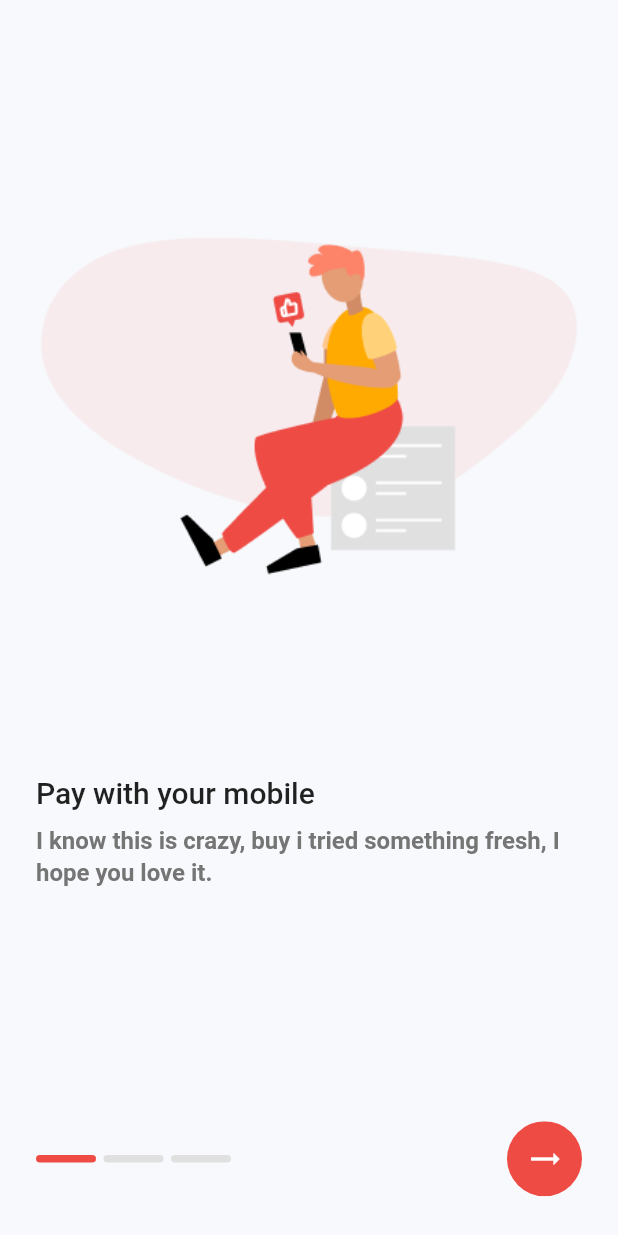
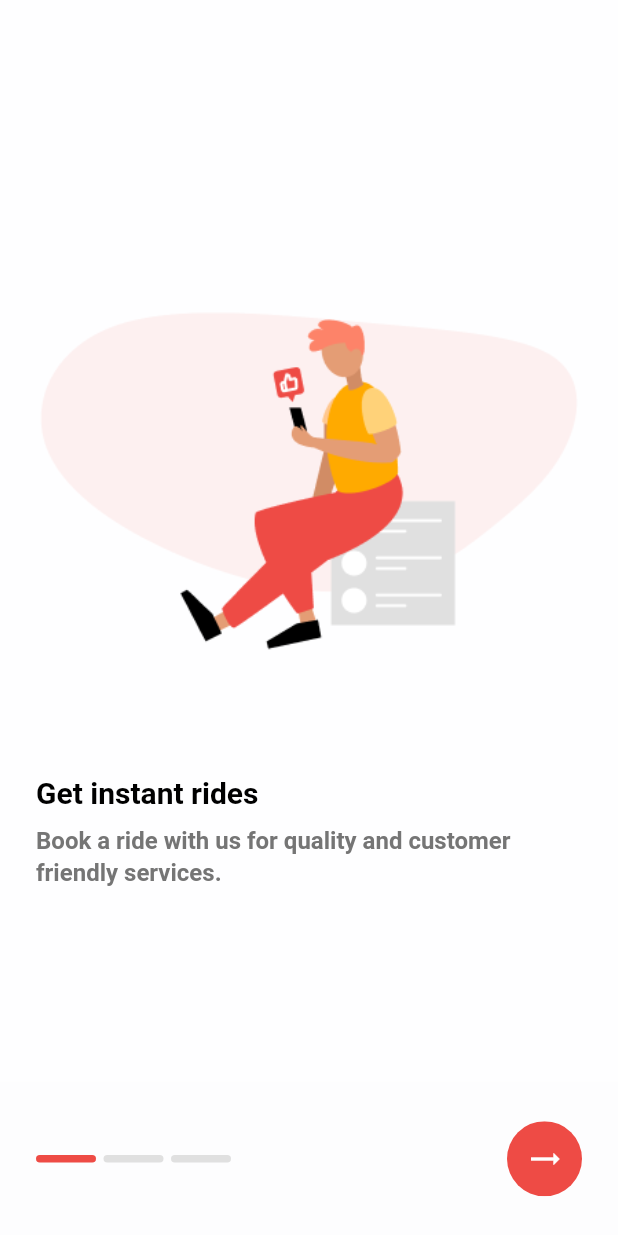
Before and after one commit to DavidMtundi/UberApp, a Flutter app: the screen it shows after launch, on a phone screen of 412 x 824 dp. Run offline on Flutter 3.47's test engine with Material 2 defaults, Android fonts, the phone set to English and light mode, and no system bars; our stand-ins replace bubble, cloud_firestore, firebase_auth, firebase_core, firebase_messaging, flutter_spinkit and 9 more; missing offline and left inert: firebase_phone_auth_handler, flutter_google_places, google_maps_webservice; accounts and stored records are empty; project files that could hold a hidden picture were left out.

Commit message:
changedOthertui

```diff
--- a/taxi/taxiapp/lib/OtherScreens/customWalkThrough.dart
+++ b/taxi/taxiapp/lib/OtherScreens/customWalkThrough.dart
@@ -14,6 +14,7 @@ class WalkThrough extends StatelessWidget {
     return Scaffold(
       body: SafeArea(
         child: Container(
+          color: Colors.white70,
           child: Column(
             children: <Widget>[
               Expanded(
@@ -24,28 +25,27 @@ class WalkThrough extends StatelessWidget {
                   },
                   children: <Widget>[
                     WalkThroughTemplate(
-                      title: "Pay with your mobile",
+                      title: "Get instant rides",
                       subtitle:
-                          "I know this is crazy, buy i tried something fresh, I hope you love it.",
+                          "Book a ride with us for quality and customer friendly services.",
                       image: Image.asset("assets/images/walkthrough1.png"),
                     ),
                     WalkThroughTemplate(
                       title: "Get bonuses on each ride",
                       subtitle:
-                          "I know this is crazy, buy i tried something fresh, I hope you love it.",
+                          "Get bonusses and redemable points for the many rides you book with us.",
                       image: Image.asset("assets/images/walkthrough2.png"),
                     ),
                     WalkThroughTemplate(
-                      title: "Invite friends and get paid.",
-                      subtitle:
-                          "I know this is crazy, buy i tried something fresh, I hope you love it.",
+                      title: "Get your delivery in time.",
+                      subtitle: "Your trusted delivery person at all times.",
                       image: Image.asset("assets/images/walkthrough3.png"),
                     )
                   ],
                 ),
               ),
               Container(
-                padding: EdgeInsets.all(24.0),
+                padding: const EdgeInsets.all(24.0),
                 child: Row(
                   children: <Widget>[
                     Expanded(
@@ -56,7 +56,7 @@ class WalkThrough extends StatelessWidget {
                       child: Container(
                         color: Theme.of(context).primaryColor,
                         child: IconButton(
-                          icon: Icon(
+                          icon: const Icon(
                             Icons.trending_flat,
                             color: Colors.white,
                           ),
@@ -69,10 +69,10 @@ class WalkThrough extends StatelessWidget {
                               return;
                             }
                             _pageViewController.nextPage(
-                                duration: Duration(milliseconds: 500),
+                                duration: const Duration(milliseconds: 500),
                                 curve: Curves.ease);
                           },
-                          padding: EdgeInsets.all(13.0),
+                          padding: const EdgeInsets.all(13.0),
                         ),
                       ),
                     )
--- a/taxi/taxiapp/lib/OtherScreens/myrides.dart
+++ b/taxi/taxiapp/lib/OtherScreens/myrides.dart
@@ -8,6 +8,7 @@ class MyRides extends StatelessWidget {
     final ThemeData _theme = Theme.of(context);
     return Scaffold(
       appBar: AppBar(
+        //backgroundColor: Colors.white70,
         backgroundColor: _theme.scaffoldBackgroundColor,
         automaticallyImplyLeading: false,
         elevation: 0.0,
--- a/taxi/taxiapp/lib/OtherScreens/otherwidgets/customtextformfield.dart
+++ b/taxi/taxiapp/lib/OtherScreens/otherwidgets/customtextformfield.dart
@@ -10,11 +10,13 @@ class CustomTextFormField extends StatelessWidget {
   final bool showLabel;
   String? Function(String?) formvalidator;
   TextEditingController givencontroller;
+  bool obscuretext;
 
   CustomTextFormField(
       {Key? key,
       required this.hintText,
       this.verticalPadding = 10.0,
+      this.obscuretext = false,
       // this.value = "",
       this.suffixIcon = const Icon(Icons.numbers_outlined),
       this.formvalidator = geterror,
@@ -44,6 +46,7 @@ class CustomTextFormField extends StatelessWidget {
           TextFormField(
             controller: givencontroller,
             validator: formvalidator,
+            obscureText: obscuretext,
             //   initialValue: value,
             style: const TextStyle(
               fontWeight: FontWeight.bold,
--- a/taxi/taxiapp/lib/OtherScreens/otherwidgets/walkthroughstepper.dart
+++ b/taxi/taxiapp/lib/OtherScreens/otherwidgets/walkthroughstepper.dart
@@ -21,7 +21,7 @@ class WalkthroughStepper extends StatelessWidget {
                       curve: Curves.ease);
                 },
                 child: Container(
-                  color: Theme.of(context).scaffoldBackgroundColor,
+                  //   color: Theme.of(context).scaffoldBackgroundColor,
                   padding: const EdgeInsets.symmetric(vertical: 25.0),
                   child: Container(
                     height: 5.0,
--- a/taxi/taxiapp/lib/OtherScreens/otherwidgets/walkthroughtemplate.dart
+++ b/taxi/taxiapp/lib/OtherScreens/otherwidgets/walkthroughtemplate.dart
@@ -13,9 +13,13 @@ class WalkThroughTemplate extends StatelessWidget {
   Widget build(BuildContext context) {
     final ThemeData _theme = Theme.of(context);
     return Container(
-      padding: EdgeInsets.all(24.0),
+      color: Colors.white70,
+      padding: const EdgeInsets.all(24.0),
       child: Column(
         children: <Widget>[
+          Container(
+            height: 100,
+          ),
           Expanded(
             child: Center(
               child: image,
@@ -31,9 +35,12 @@ class WalkThroughTemplate extends StatelessWidget {
                     children: <Widget>[
                       Text(
                         title,
-                        style: _theme.textTheme.titleLarge,
+                        style: _theme.textTheme.titleLarge!.merge(
+                            const TextStyle(
+                                color: Colors.black,
+                                fontWeight: FontWeight.bold)),
                       ),
-                      SizedBox(height: 10.0),
+                      const SizedBox(height: 10.0),
                       Text(
                         subtitle,
                         style: _theme.textTheme.titleMedium!.merge(
--- a/taxi/taxiapp/lib/helpers/screen_navigation.dart
+++ b/taxi/taxiapp/lib/helpers/screen_navigation.dart
@@ -5,6 +5,6 @@ void changeScreen(BuildContext context, Widget widget) {
 }
 
 // request here
-void changeScreenReplacement(BuildContext context, Widget widget) {
+Future changeScreenReplacement(BuildContext context, Widget widget) async {
   Navigator.push(context, MaterialPageRoute(builder: (context) => widget));
 }
--- a/taxi/taxiapp/lib/providers/app_state.dart
+++ b/taxi/taxiapp/lib/providers/app_state.dart
@@ -57,7 +57,7 @@ class AppStateProvider with ChangeNotifier {
   //Geoflutterfire geo = Geoflutterfire();
   late LatLng _center; //= LatLng(-1.286389, 36.817223);
 
-  refreshData() async {
+  Future refreshData() async {
     await _getUserLocation();
   }
 
--- a/taxi/taxiapp/lib/screens/home.dart
+++ b/taxi/taxiapp/lib/screens/home.dart
@@ -209,6 +209,8 @@ class _MapScreenState extends State<MapScreen> {
   @override
   Widget build(BuildContext context) {
     AppStateProvider appState = Provider.of<AppStateProvider>(context);
+    appState.refreshData();
+
     UserProvider userProvider = Provider.of<UserProvider>(context);
 
     return appState.center == null
--- a/taxi/taxiapp/lib/screens/splash.dart
+++ b/taxi/taxiapp/lib/screens/splash.dart
@@ -28,7 +28,7 @@ class _SplashState extends State<Splash> {
           mainAxisAlignment: MainAxisAlignment.center,
           children: <Widget>[
             Image.asset(
-              "assets/images/lg.png",
+              "assets/icon/playstore.png",
               width: 200,
             ),
             Loading(),
--- a/taxi/taxiapp/lib/services/user.dart
+++ b/taxi/taxiapp/lib/services/user.dart
@@ -4,7 +4,7 @@ import 'package:taxiapp/models/user.dart';
 class UserServices {
   String collection = "users";
 
-  void createUser(
+  Future createUser(
       {required String id,
       required String name,
       required String email,
@@ -12,8 +12,8 @@ class UserServices {
       int votes = 0,
       int trips = 0,
       double rating = 0,
-      required Map position}) {
-    firebaseFiretore.collection(collection).doc(id).set({
+      required Map position}) async {
+    await firebaseFiretore.collection(collection).doc(id).set({
       "name": name,
       "id": id,
       "phone": phone,
```
Also changed, not shown: taxi/taxiapp/lib/OtherScreens/otherauthscreens/loginpage.dart (+33 -11 lines), taxi/taxiapp/lib/OtherScreens/otherauthscreens/phoneauthpackage.dart (+7 -7 lines), taxi/taxiapp/lib/OtherScreens/otherauthscreens/registerpage.dart (+15 -4 lines), taxi/taxiapp/lib/OtherScreens/otherauthscreens/unauthpage.dart (+11 -13 lines), taxi/taxiapp/lib/providers/user.dart (+22 -7 lines), taxi/taxiapp/pubspec.yaml (+8 -0 lines), taxi/taxiapp/assets/icon/playstore.png (added), taxi/taxiapp/assets/images/delivery.jpg (added), taxi/taxiapp/assets/images/rides.jpg (added), taxi/taxiapp/pubspec.lock, 22 other files.
